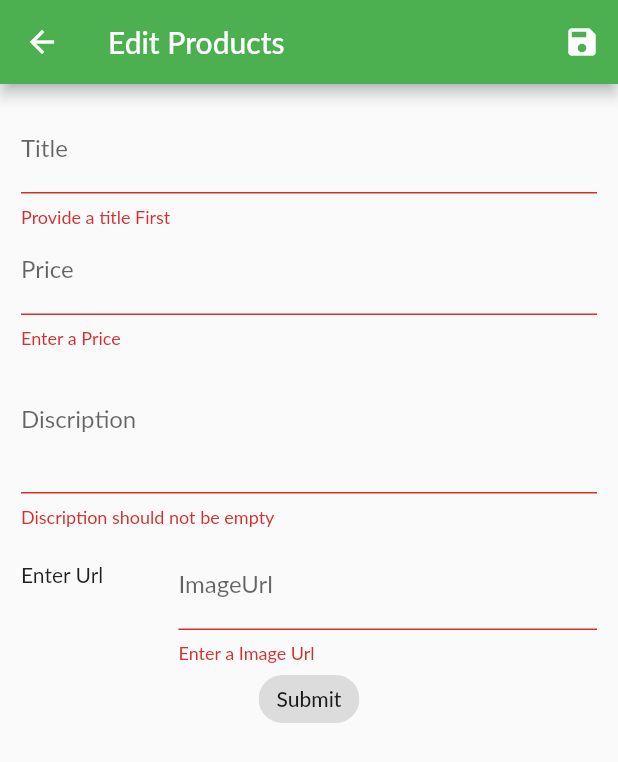
After one commit to ManiMaran610/Ecommerce-ShopApp-Flutter, a Flutter app: the EditScreen screen opened by its route, after a tap on "Submit", on a phone screen of 412 x 824 dp. The commit adds this screen. Shown: the top 762 px of the screen. Run offline on Flutter 3.47's test engine with Material 2 defaults, Android fonts, the phone set to English and light mode, and no system bars; network calls fail; Roboto replaces fonts that are missing (Lato).

Commit message:
shop App

```diff
--- /dev/null
+++ b/lib/EditProducts.dart
@@ -0,0 +1,176 @@
+import 'package:flutter/material.dart';
+import 'package:flutter_app1/modals/Products.dart';
+import 'package:provider/provider.dart';
+
+import 'Providers/ProviderProducts.dart';
+
+class EditScreen extends StatefulWidget {
+  static const routename = '/edit';
+  const EditScreen({Key? key}) : super(key: key);
+
+  @override
+  _EditScreenState createState() => _EditScreenState();
+}
+
+class _EditScreenState extends State<EditScreen> {
+  final _imageFocusNode = FocusNode();
+
+  TextEditingController _imageController = TextEditingController();
+  TextEditingController _priceController = TextEditingController();
+  TextEditingController _titleController = TextEditingController();
+  TextEditingController _DiscriptionController = TextEditingController();
+  final _form = GlobalKey<FormState>();
+
+  var _editedproducts =
+      Product(title: '', description: '', price: 0, imageUrl: '', id: '');
+  @override
+  void initState() {
+    _imageFocusNode.addListener(UpdateImg);
+
+    // TODO: implement initState
+    super.initState();
+  }
+
+  void dispose() {
+    _imageController.removeListener(UpdateImg);
+    _imageFocusNode.dispose();
+    super.dispose();
+  }
+
+  void UpdateImg() {
+    if (!_imageFocusNode.hasFocus) {
+      setState(() {});
+    }
+  }
+
+  @override
+  Widget build(BuildContext context) {
+    final addProduct = Provider.of<Products>(context);
+    void _saveForm() {
+      if (_form.currentState!.validate()) {
+        print(_form.currentState!.validate().toString());
+        _form.currentState!.save();
+        _editedproducts = Product(
+            title: _titleController.text,
+            description: _DiscriptionController.text,
+            price: double.parse(_priceController.text),
+            imageUrl: _imageController.text,
+            id: _editedproducts.id);
+        addProduct.addproducts(_editedproducts);
+
+        Navigator.of(context).pop();
+      }
+
+      print(_editedproducts.title);
+      print(_editedproducts.description);
+      print(_editedproducts.price);
+    }
+
+    return Scaffold(
+      appBar: AppBar(
+        title: Text('Edit Products'),
+        actions: [
+          IconButton(
+              onPressed: () {
+                _saveForm();
+              },
+              icon: Icon(Icons.save))
+        ],
+      ),
+      body: Center(
+        child: Padding(
+          padding: const EdgeInsets.all(14.0),
+          child: Form(
+            key: _form,
+            child: ListView(
+              children: [
+                TextFormField(
+                  decoration: InputDecoration(labelText: 'Title'),
+                  controller: _titleController,
+                  keyboardType: TextInputType.name,
+                  textInputAction: TextInputAction.next,
+                  validator: (value) {
+                    if (value!.isEmpty) {
+                      return "Provide a title First ";
+                    }
+                  },
+                ),
+                TextFormField(
+                  decoration: InputDecoration(labelText: 'Price'),
+                  controller: _priceController,
+                  keyboardType: TextInputType.number,
+                  textInputAction: TextInputAction.next,
+                  validator: (val) {
+                    if (val!.isEmpty) {
+                      return 'Enter a Price';
+                    }
+                    if (int.parse(val) <= 0) {
+                      return 'Price should be greater than 0';
+                    }
+                  },
+                ),
+                TextFormField(
+                  decoration: InputDecoration(labelText: 'Discription'),
+                  controller: _DiscriptionController,
+                  keyboardType: TextInputType.multiline,
+                  maxLines: 3,
+                  textInputAction: TextInputAction.next,
+                  validator: (val) {
+                    if (val!.isEmpty) {
+                      return 'Discription should not be empty';
+                    }
+                  },
+                ),
+                SizedBox(height: 10),
+                Row(
+                  children: [
+                    Container(
+                      height: 54,
+                      width: 95,
+                      child: _imageController.text.isEmpty
+                          ? Text('Enter Url')
+                          : FittedBox(
+                              child: Image.network(_imageController.text),
+                              fit: BoxFit.cover,
+                            ),
+                    ),
+                    SizedBox(
+                      width: 10,
+                    ),
+                    Expanded(
+                      child: TextFormField(
+                        decoration: InputDecoration(labelText: 'ImageUrl'),
+                        keyboardType: TextInputType.url,
+                        controller: _imageController,
+                        textInputAction: TextInputAction.none,
+                        focusNode: _imageFocusNode,
+                        onFieldSubmitted: (val) {
+                          // _saveForm();
+                        },
+                        validator: (val) {
+                          if (val!.isEmpty) {
+                            return 'Enter a Image Url';
+                          }
+                          if (!val.contains('http')) {
+                            return 'Enter a valid url';
+                          }
+                        },
+                      ),
+                    ),
+                  ],
+                ),
+                GestureDetector(
+                  child: Chip(label: Text('Submit')),
+                  onTap: () {
+                    _saveForm();
+                    // Navigator.of(context).pop();
+                  },
+                ),
+              ],
+            ),
+          ),
+        ),
+      ),
+    );
+  }
+}
--- a/lib/Providers/ProviderProducts.dart
+++ b/lib/Providers/ProviderProducts.dart
@@ -48,13 +48,19 @@ class Products with ChangeNotifier {
     return _items.where((element) => element.isFavorite == true).toList();
   }
 
-  showFav() {
-    showFavoritesOnly = true;
+  void addproducts(Product product) {
+    final newProduct = Product(
+        title: product.title,
+        description: product.description,
+        price: product.price,
+        imageUrl: product.imageUrl,
+        id: DateTime.now().toString());
+    _items.add(product);
     notifyListeners();
   }
 
-  showAll() {
-    showFavoritesOnly = false;
+  void deleteItem(String productId) {
+    _items.removeWhere((element) => element.id == productId);
     notifyListeners();
   }
 
--- a/lib/main.dart
+++ b/lib/main.dart
@@ -1,6 +1,7 @@
 import 'package:flutter/cupertino.dart';
 import 'package:flutter/material.dart';
 import 'package:flutter_app1/CartScreen.dart';
+import 'package:flutter_app1/EditProducts.dart';
 import 'package:flutter_app1/ProductDetail.dart';
 import 'package:flutter_app1/Providers/ProviderProducts.dart';
 import 'package:flutter_app1/Providers/cart.dart';
@@ -41,7 +42,8 @@ class _MyAppState extends State<MyApp> {
         routes: {
           ProductDetail.routename: (ctx) => ProductDetail(),
           CartScreen.routename: (ctx) => CartScreen(),
-          UserProducts.routename: (ctx) => UserProducts()
+          UserProducts.routename: (ctx) => UserProducts(),
+          EditScreen.routename: (ctx) => EditScreen()
         },
       ),
     );
--- a/lib/widgets/AppDrawer.dart
+++ b/lib/widgets/AppDrawer.dart
@@ -12,7 +12,7 @@ class AppDrawer extends StatelessWidget {
         Padding(
           padding: const EdgeInsets.all(8.0),
           child: ListTile(
-            leading: Icon(Icons.production_quantity_limits),
+            leading: Icon(Icons.shop_rounded),
             title: Text('User Products'),
             onTap: () {
               Navigator.of(context).pushNamed(UserProducts.routename);
--- a/lib/widgets/UserProducts.dart
+++ b/lib/widgets/UserProducts.dart
@@ -1,5 +1,7 @@
 import 'package:flutter/material.dart';
+import 'package:flutter_app1/EditProducts.dart';
 import 'package:flutter_app1/Providers/ProviderProducts.dart';
+import 'package:flutter_app1/modals/Products.dart';
 import 'package:provider/provider.dart';
 
 class UserProducts extends StatelessWidget {
@@ -13,6 +15,13 @@ class UserProducts extends StatelessWidget {
     return Scaffold(
       appBar: AppBar(
         title: Text('User Products'),
+        actions: [
+          IconButton(
+              onPressed: () {
+                Navigator.of(context).pushNamed(EditScreen.routename);
+              },
+              icon: Icon(Icons.add)),
+        ],
       ),
       body: ListView.builder(
           itemCount: ProductList.item.length,
@@ -31,7 +40,11 @@ class UserProducts extends StatelessWidget {
                     Text(products[i].title),
                     Spacer(),
                     IconButton(onPressed: () {}, icon: Icon(Icons.edit)),
-                    IconButton(onPressed: () {}, icon: Icon(Icons.delete)),
+                    IconButton(
+                        onPressed: () {
+                          ProductList.deleteItem(products[i].id);
+                        },
+                        icon: Icon(Icons.delete)),
                   ],
                 ),
               ),
```
Also changed, not shown: 1 other file.
